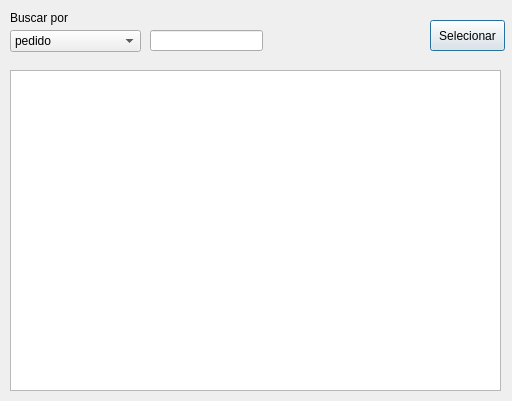
This is GUI/BuscarPedido/BuscarPedido.ui in Aniroth/WM-Lages as Qt 5 draws it before an edit. The edited form follows.
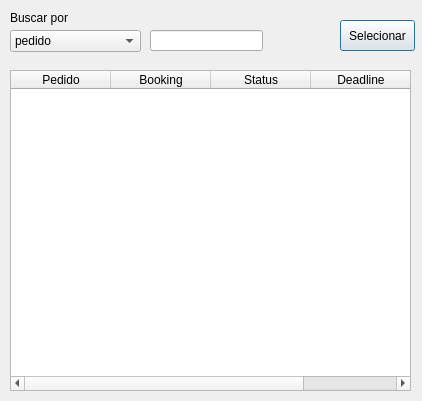
This is the edited form.

```diff
--- a/GUI/BuscarPedido/BuscarPedido.ui
+++ b/GUI/BuscarPedido/BuscarPedido.ui
@@ -6,7 +6,7 @@
    <rect>
     <x>0</x>
     <y>0</y>
-    <width>512</width>
+    <width>422</width>
     <height>401</height>
    </rect>
   </property>
@@ -61,10 +61,30 @@
     <rect>
      <x>10</x>
      <y>70</y>
-     <width>491</width>
+     <width>401</width>
      <height>321</height>
     </rect>
    </property>
+   <column>
+    <property name="text">
+     <string>Pedido</string>
+    </property>
+   </column>
+   <column>
+    <property name="text">
+     <string>Booking</string>
+    </property>
+   </column>
+   <column>
+    <property name="text">
+     <string>Status</string>
+    </property>
+   </column>
+   <column>
+    <property name="text">
+     <string>Deadline</string>
+    </property>
+   </column>
   </widget>
   <widget class="QLineEdit" name="TXB_Busca">
    <property name="geometry">
@@ -79,7 +99,7 @@
   <widget class="QPushButton" name="PBT_Selecionar">
    <property name="geometry">
     <rect>
-     <x>430</x>
+     <x>340</x>
      <y>20</y>
      <width>75</width>
      <height>31</height>
```
